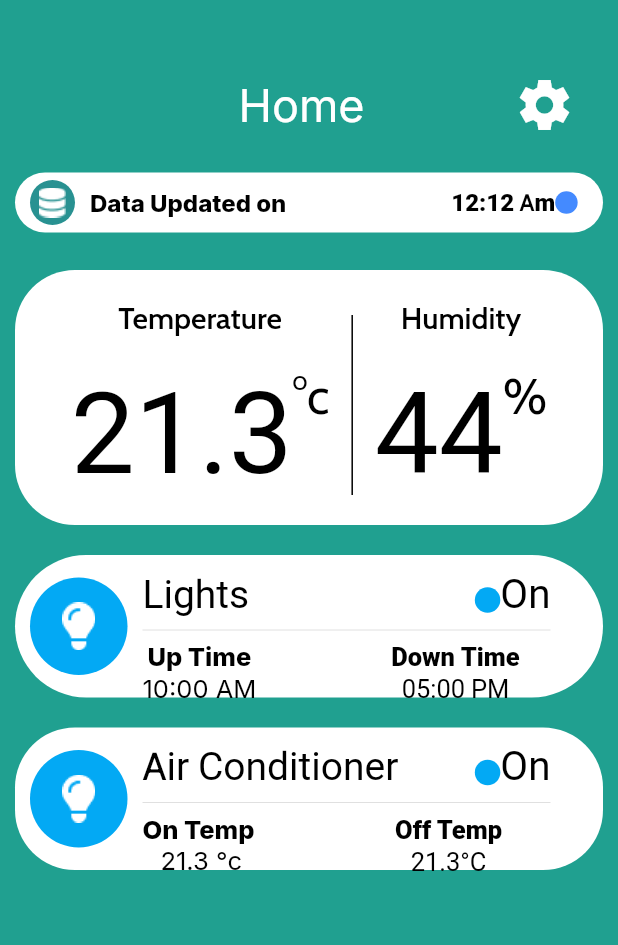
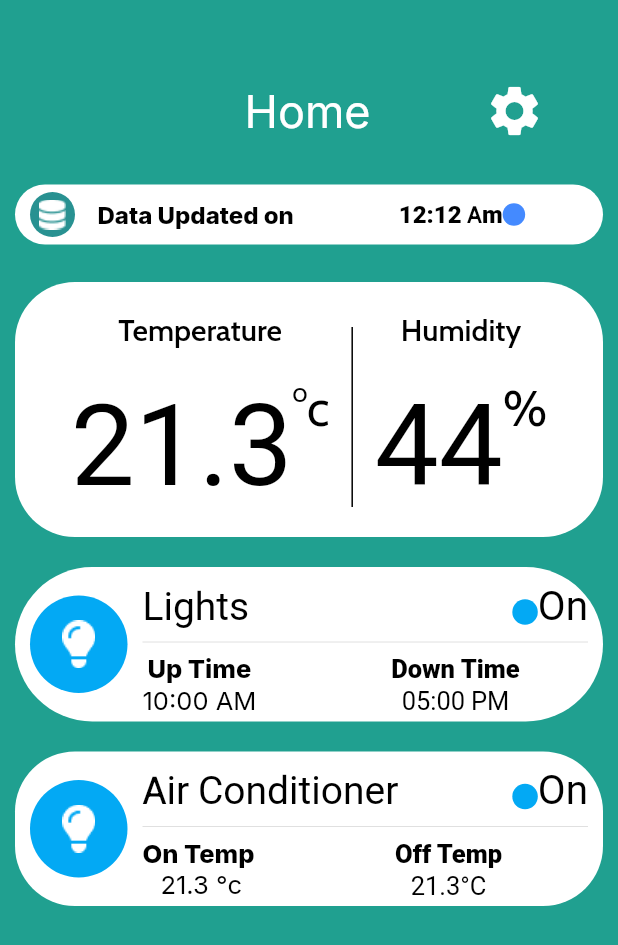
Before and after one commit to khan1ahmed/huda_ftmc, a Flutter app: the screen it shows after launch, on a phone screen of 412 x 824 dp. Shown: the top 945 px of the screen. Run offline on Flutter 3.47's test engine with Material 2 defaults, Android fonts, the phone set to English and light mode, and no system bars; our stand-ins replace firebase_core, firebase_database, google_fonts; accounts and stored records are empty; Roboto replaces fonts that are missing (Chewy, Itim).

Commit message:
setting ready

```diff
--- a/lib/home.dart
+++ b/lib/home.dart
@@ -3,6 +3,7 @@ import 'package:flutter/foundation.dart';
 import 'package:flutter/material.dart';
 import 'package:flutter/widgets.dart';
 import 'package:google_fonts/google_fonts.dart';
+import 'package:huda_ftmc/Setting.dart';
 
 class home extends StatefulWidget {
   const home({super.key});
@@ -20,6 +21,7 @@ class _homeState extends State<home> {
     "time": "12:12 Am",
     "humid": 44
   };
+
   // @override
   // void initState() {
   //   getData();
@@ -65,18 +67,52 @@ class _homeState extends State<home> {
                             fontSize: 30),
                       ),
                     ),
-                    Row(
-                      children: [
-                        Padding(
-                          padding: const EdgeInsets.only(left: 100),
-                          child: Icon(
-                            Icons.settings_sharp,
-                            size: 40,
-                            color: Colors.white,
-                          ),
-                        ),
-                      ],
+                    SizedBox(
+                      width: 60,
                     ),
+                    ElevatedButton(
+                        onPressed: () {
+                          Navigator.push(
+                            context,
+                            MaterialPageRoute(
+                              builder: (context) => Setting(),
+                            ),
+                          );
+                        },
+                        style: ElevatedButton.styleFrom(
+                            elevation: 0, backgroundColor: Color(0xff20A090)),
+                        child: Icon(
+                          Icons.settings,
+                          size: 40,
+                          color: Colors.white,
+                        ))
+                    // IconButton(
+                    //   onPressed: () {
+                    //     print('icon pressed');
+                    //   },
+                    //   icon: Icon(
+                    //     Icons.settings_sharp,
+                    //     size: 40,
+                    //     color: Colors.white,
+                    //   ),
+                    // ),
+                    // Row(
+                    //   children: [
+                    //     Padding(
+                    //       padding: const EdgeInsets.only(left: 100),
+                    //       child: InkWell(
+                    //         child: Icon(
+                    //           Icons.settings_sharp,
+                    //           size: 40,
+                    //           color: Colors.white,
+                    //         ),
+                    //         onTap: () {
+                    //           print('object');
+                    //         },
+                    //       ),
+                    //     ),
+                    //   ],
+                    // ),
                   ],
                 ),
                 SizedBox(
@@ -106,9 +142,7 @@ class _homeState extends State<home> {
                                 image: AssetImage('assets/Vector.png'),
                               ),
                             ),
-                            SizedBox(
-                              width: 10,
-                            ),
+                            SizedBox(width: 15),
                             Text(
                               'Data Updated on',
                               style: TextStyle(
@@ -118,7 +152,7 @@ class _homeState extends State<home> {
                                   color: Colors.black),
                             ),
                             SizedBox(
-                              width: 110,
+                              width: 70,
                             ),
                             Text(
                               Data['time'],
@@ -258,7 +292,7 @@ class _homeState extends State<home> {
                 ),
                 Container(
                   padding: EdgeInsets.all(10),
-                  height: 95,
+                  height: 103,
                   width: MediaQuery.of(context).size.width,
                   decoration: BoxDecoration(
                       borderRadius: BorderRadius.circular(60),
@@ -280,7 +314,7 @@ class _homeState extends State<home> {
                         width: 10,
                       ),
                       Container(
-                        width: MediaQuery.of(context).size.width - 140,
+                        width: MediaQuery.of(context).size.width - 115,
                         child: Column(
                           children: [
                             Row(
@@ -386,7 +420,7 @@ class _homeState extends State<home> {
                 ),
                 Container(
                   padding: EdgeInsets.all(10),
-                  height: 95,
+                  height: 103,
                   width: MediaQuery.of(context).size.width,
                   decoration: BoxDecoration(
                       borderRadius: BorderRadius.circular(40),
@@ -408,7 +442,7 @@ class _homeState extends State<home> {
                         width: 10,
                       ),
                       Container(
-                        width: MediaQuery.of(context).size.width - 140,
+                        width: MediaQuery.of(context).size.width - 115,
                         child: Column(
                           children: [
                             Row(
--- a/lib/main.dart
+++ b/lib/main.dart
@@ -1,5 +1,6 @@
 import 'package:firebase_core/firebase_core.dart';
 import 'package:flutter/material.dart';
+import 'package:huda_ftmc/Setting.dart';
 import 'package:huda_ftmc/firebase_options.dart';
 import 'package:huda_ftmc/home.dart';
 import 'package:firebase_database/firebase_database.dart';
```
Also changed, not shown: lib/Setting.dart (added, +158 -0 lines).
